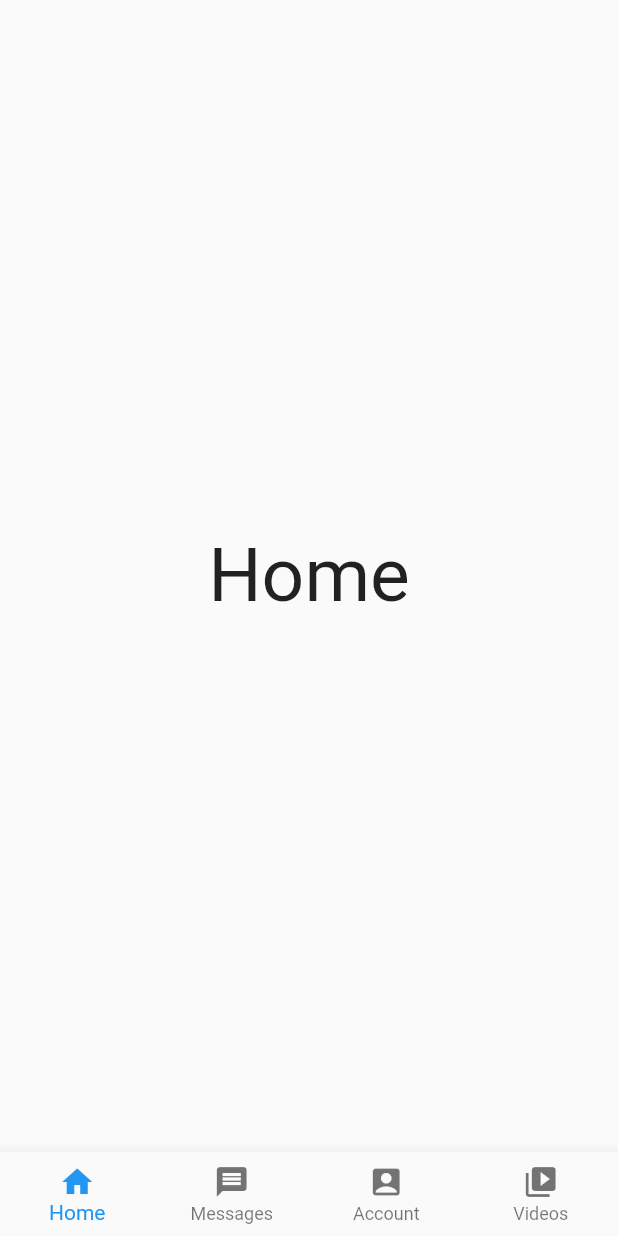
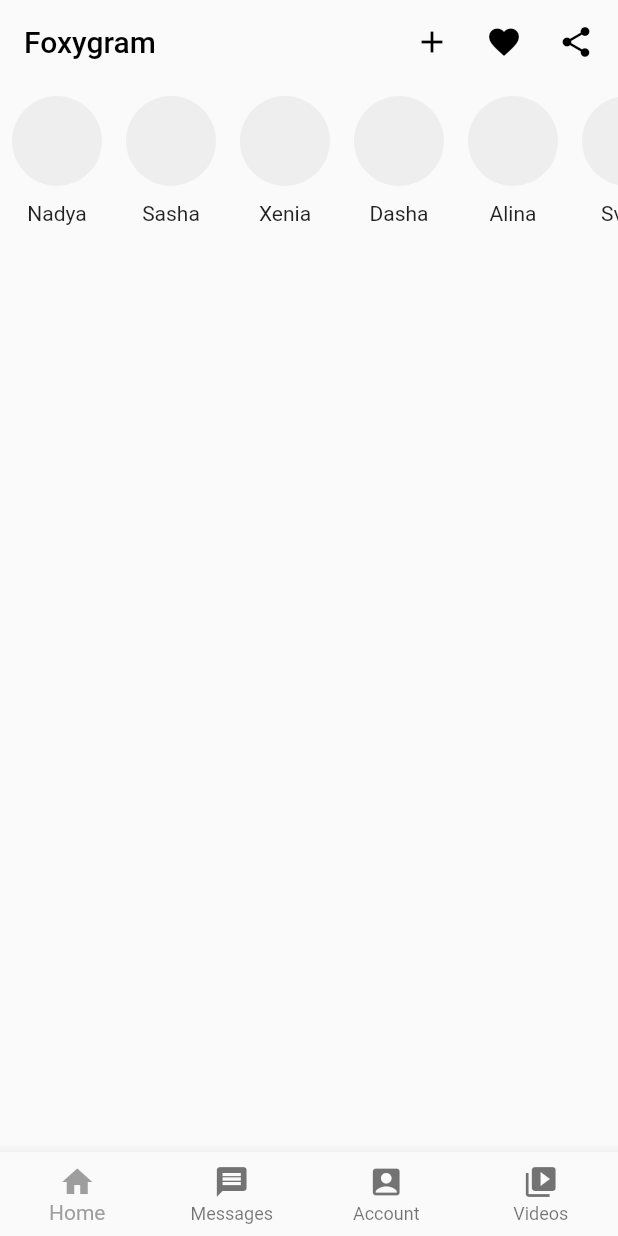
Before and after one commit to mudlobster/foxygram, a Flutter app: the screen it shows after launch, on a phone screen of 412 x 824 dp. Run offline on Flutter 3.47's test engine with Material 2 defaults, Android fonts, the phone set to English and light mode, and no system bars.

Commit message:
update 2

```diff
--- a/lib/main.dart
+++ b/lib/main.dart
@@ -14,6 +14,7 @@ class MyApp extends StatelessWidget {
     return MaterialApp(
       debugShowCheckedModeBanner: false,
       home: HomePage(),
+      theme: ThemeData(primarySwatch: Colors.grey)
     );
   }
 }
--- a/lib/pages/home.dart
+++ b/lib/pages/home.dart
@@ -1,4 +1,5 @@
 import 'package:flutter/material.dart';
+import 'package:foxygram/pages/util/bubble_stories.dart';
 
 class UserHome extends StatelessWidget {
   const UserHome({Key? key}) : super(key: key);
@@ -6,11 +7,47 @@ class UserHome extends StatelessWidget {
   // This widget is the root of your application.
   @override
   Widget build(BuildContext context) {
-    return Center(
-      child: Text(
-        'Home',
-        style: TextStyle(fontSize: 50),
+    return Scaffold(
+      appBar: AppBar(
+          backgroundColor: Colors.transparent,
+        elevation: 0,
+        title: Row(
+          mainAxisAlignment: MainAxisAlignment.spaceBetween,
+          children: [
+          Text('Foxygram', style: TextStyle(color: Colors.black)),
+          Row(
+            children: [
+          Icon(Icons.add),
+          Padding(
+            padding: const EdgeInsets.all(24.0),
+          child: Icon(Icons.favorite),
+          ),
+          Icon(Icons.share),
+        ],
+          )
+      ],
+        )),
+      body: Column(
+          children: [
+            //stories
+        Container(
+          height: 130,
+          child: ListView(
+            scrollDirection: Axis.horizontal,
+            children: [
+              BubbleStories(text: 'Nadya'),
+              BubbleStories(text: 'Sasha'),
+              BubbleStories(text: 'Xenia'),
+              BubbleStories(text: 'Dasha'),
+              BubbleStories(text: 'Alina'),
+              BubbleStories(text: 'Sveta'),
+              BubbleStories(text: 'Anya'),
+              BubbleStories(text: 'Ksusha'),
+            ],
       ),
-    );
+        )
+    //posts
+    ],
+    ));
   }
 }
--- /dev/null
+++ b/lib/pages/util/bubble_stories.dart
@@ -0,0 +1,29 @@
+import 'package:flutter/material.dart';
+
+class BubbleStories extends StatelessWidget {
+  final String text;
+  BubbleStories({required this.text});
+
+
+  // This widget is the root of your application.
+  @override
+  Widget build(BuildContext context) {
+    return Padding(
+      padding: const EdgeInsets.all(8.0),
+      child: Column(
+        children: [
+          Container(
+          width: 60,
+          height: 60,
+          decoration: BoxDecoration(shape: BoxShape.circle,
+            color: Colors.grey[200],
+          )),
+      SizedBox(
+          height: 10,
+      ),
+          Text(text)
+        ],
+      ),
+    );
+  }
+}
```
